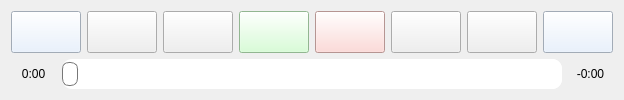
First picture: the form in gui/playcontrol.ui, repository derselbst/ANMP, before the edit.
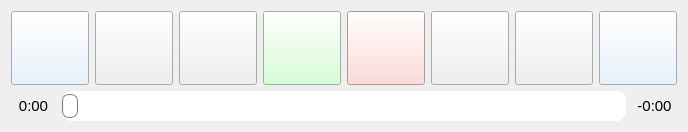
Second picture: the form after the edit. Icons and pictures are not drawn. Custom widgets are drawn as their Qt base class.

Commit message: use a monospace font for playtime labels

Diff of the .ui file:
```diff
--- a/gui/playcontrol.ui
+++ b/gui/playcontrol.ui
@@ -2,6 +2,14 @@
 <ui version="4.0">
  <class>PlayControl</class>
  <widget class="QWidget" name="PlayControl">
+  <property name="geometry">
+   <rect>
+    <x>0</x>
+    <y>0</y>
+    <width>688</width>
+    <height>132</height>
+   </rect>
+  </property>
   <property name="windowTitle">
    <string>Player Control</string>
   </property>
@@ -281,6 +289,15 @@
          <height>0</height>
         </size>
        </property>
+       <property name="font">
+        <font>
+         <pointsize>11</pointsize>
+         <kerning>false</kerning>
+        </font>
+       </property>
+       <property name="toolTip">
+        <string notr="true">Playtime</string>
+       </property>
        <property name="text">
         <string>0:00</string>
        </property>
@@ -365,6 +382,15 @@
          <height>0</height>
         </size>
        </property>
+       <property name="font">
+        <font>
+         <pointsize>11</pointsize>
+         <kerning>false</kerning>
+        </font>
+       </property>
+       <property name="toolTip">
+        <string notr="true">Time left to play</string>
+       </property>
        <property name="text">
         <string>-0:00</string>
        </property>
```
The commit also changes 1 other file.
